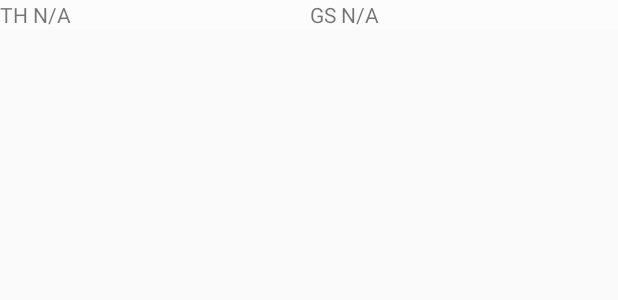
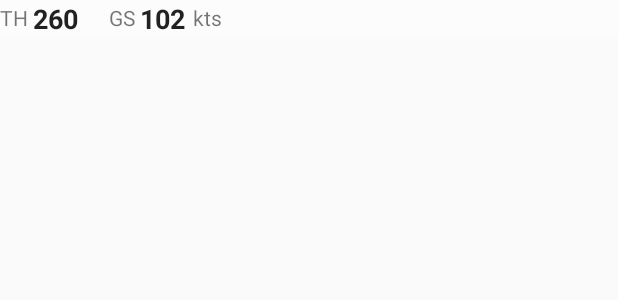
Before and after one commit to mkoivi/Outbound, an Android app: the layout flight_info.xml on its own in the app's theme, with its tools: preview values and no code run, on a phone screen of 412 x 824 dp. Shown: the top 300 px of the screen. Run offline under Robolectric (Android 15) with nearby library versions, the phone set to English and light mode, and no system bars.

```diff
--- a/app/build.gradle
+++ b/app/build.gradle
@@ -4,7 +4,7 @@ android {
     compileSdkVersion 27
     defaultConfig {
         applicationId "outbound.ai.outbound"
-        minSdkVersion 22
+        minSdkVersion 25
         targetSdkVersion 27
         versionCode 1
         versionName "1.0"
@@ -29,4 +29,5 @@ dependencies {
     androidTestImplementation 'com.android.support.test.espresso:espresso-core:3.0.2'
     implementation 'com.loopj.android:android-async-http:1.4.9'
     implementation 'com.fasterxml.jackson.core:jackson-databind:2.5.3'
+    implementation 'com.amazonaws:aws-android-sdk-mobile-client:2.7.+@aar'
 }
--- a/app/src/main/AndroidManifest.xml
+++ b/app/src/main/AndroidManifest.xml
@@ -12,6 +12,7 @@
     <uses-permission android:name="android.permission.ACCESS_FINE_LOCATION" />
     <uses-permission android:name="android.permission.INTERNET"></uses-permission>
     <uses-permission android:name="android.permission.WRITE_EXTERNAL_STORAGE"></uses-permission>
+    <uses-permission android:name="android.permission.ACCESS_NETWORK_STATE"/>
     <application
         android:allowBackup="true"
         android:icon="@mipmap/ic_launcher"
--- a/app/src/main/java/outbound/ai/outbound/CloudLayer.java
+++ b/app/src/main/java/outbound/ai/outbound/CloudLayer.java
@@ -2,6 +2,6 @@ package outbound.ai.outbound;
 
 
 public class CloudLayer {
-    public int baseHeight;
-    public String layerType;
+    public int baseHeight = -1;
+    public String layerType = null;
 }
--- a/app/src/main/res/layout/flight_info.xml
+++ b/app/src/main/res/layout/flight_info.xml
@@ -7,18 +7,69 @@
     android:background="#64ffffff"
     android:orientation="horizontal">
 
+    <RelativeLayout
+        android:layout_width="match_parent"
+        android:layout_height="match_parent"
+        android:layout_weight="1">
+
+        <TextView
+            android:id="@+id/textView"
+            android:layout_width="wrap_content"
+            android:layout_height="24dp"
+            android:layout_alignParentStart="true"
+            android:layout_alignParentTop="true"
+            android:layout_centerVertical="false"
+            android:gravity="center_vertical"
+            android:paddingRight="3dp"
+            android:text="TH"
+            android:textAlignment="center" />
+
+        <TextView
+            android:id="@+id/textView3"
+            android:layout_width="wrap_content"
+            android:layout_height="24dp"
+            android:layout_alignParentTop="true"
+            android:layout_toEndOf="@+id/groundspeed"
+            android:gravity="center_vertical"
+            android:text="kts"
+            android:textAlignment="center" />
+
         <TextView
             android:id="@+id/heading"
+            android:layout_width="35dp"
+            android:layout_height="wrap_content"
+            android:layout_alignParentTop="true"
+            android:layout_toEndOf="@+id/textView"
+            android:layout_weight="1"
+            android:fontFamily="sans-serif"
+            android:text="260"
+            android:textAppearance="@style/TextAppearance.AppCompat"
+            android:textSize="18sp"
+            android:textStyle="bold" />
+
+        <TextView
+            android:id="@+id/textView2"
             android:layout_width="wrap_content"
-        android:layout_height="wrap_content"
-        android:layout_weight="1"
-        android:text="TH N/A"
-        />
+            android:layout_height="24dp"
+            android:layout_alignParentTop="true"
+            android:layout_toEndOf="@+id/heading"
+            android:gravity="center_vertical"
+            android:paddingLeft="15dp"
+            android:paddingRight="3dp"
+            android:text="GS"
+            android:textAlignment="center" />
 
         <TextView
             android:id="@+id/groundspeed"
-        android:layout_width="wrap_content"
+            android:layout_width="35dp"
             android:layout_height="wrap_content"
+            android:layout_toEndOf="@+id/textView2"
             android:layout_weight="1"
-        android:text="GS N/A" />
+            android:text="102"
+            android:textAppearance="@style/TextAppearance.AppCompat"
+            android:textSize="18sp"
+            android:textStyle="bold" />
+    </RelativeLayout>
+
+
 </LinearLayout>
--- a/app/src/main/res/values/strings.xml
+++ b/app/src/main/res/values/strings.xml
@@ -2,9 +2,9 @@
     <string name="app_name">Outbound</string>
     <string name="title_activity_maps">Outbound</string>
     <string name="title_activity_menu">MenuActivity</string>
-    <string name="title_home">Home</string>
-    <string name="title_dashboard">Dashboard</string>
-    <string name="title_notifications">Notifications</string>
+    <string name="title_home">Runways</string>
+    <string name="title_dashboard">Information</string>
+    <string name="title_notifications">Notams</string>
 
     <!--    Permissions    -->
     <string name="permission_rationale_location">Access to the location service is required to demonstrate the \'my location\' feature, which shows your current location on the map.</string>
```
Also changed, not shown: app/src/main/java/outbound/ai/outbound/MenuActivity.java (+32 -22 lines), app/src/main/java/outbound/ai/outbound/datasources/AWSMetarClient.java (+41 -16 lines), app/src/main/java/outbound/ai/outbound/metar/MetarParserHandler.java (+62 -8 lines), app/src/main/res/raw/awsconfiguration.json (added, +26 -0 lines), app/src/main/res/drawable/myplane.png. Lines whose indentation alone changed are shown as unchanged.
